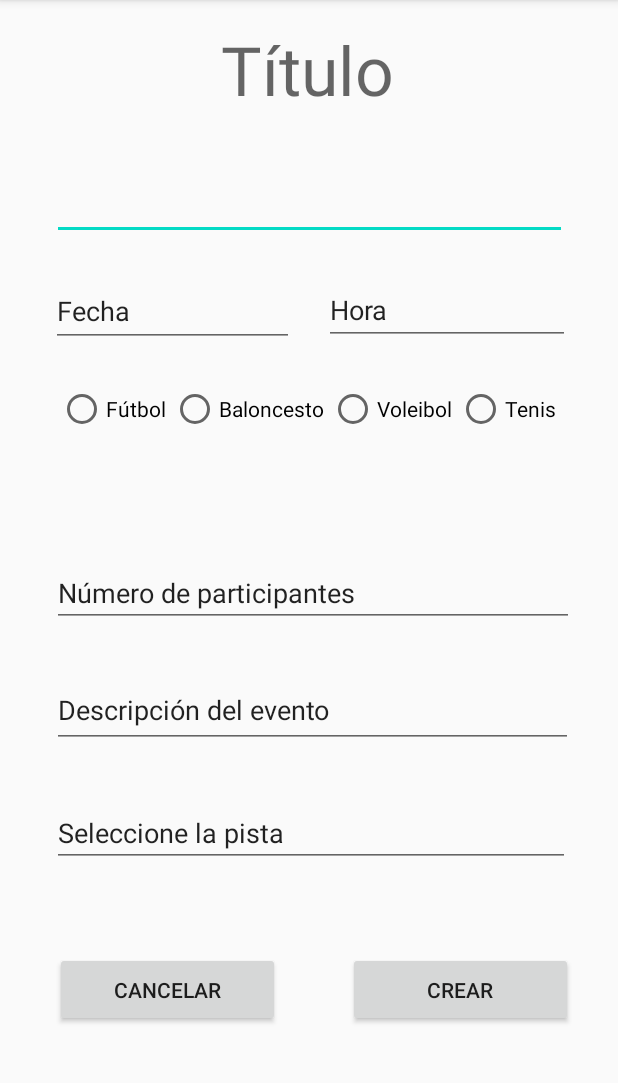
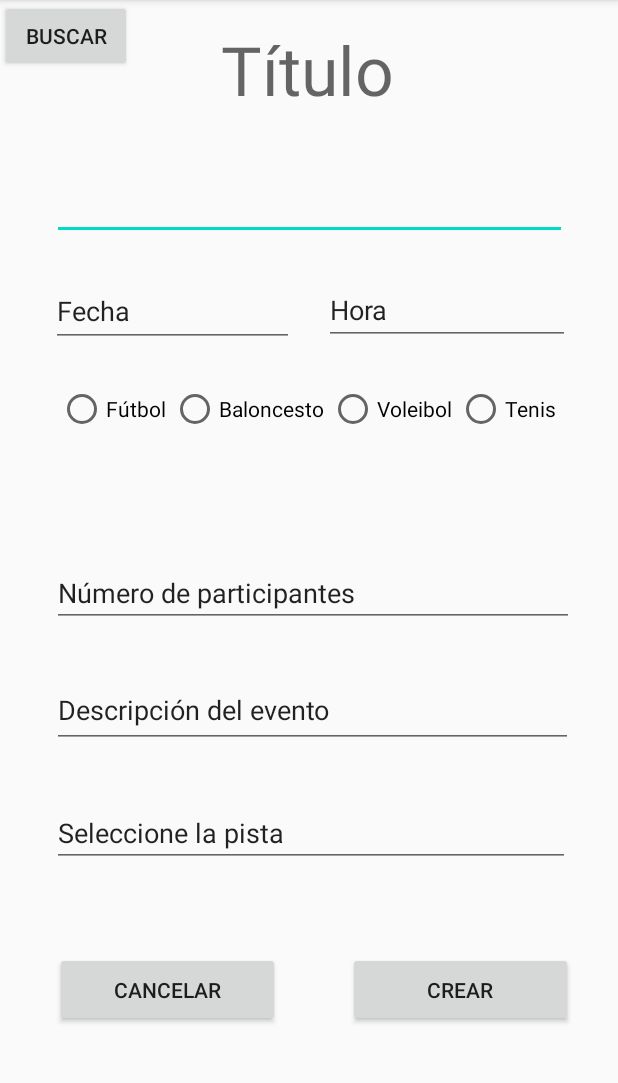
Before and after one commit to acm1997/TeamMatch, an Android app: the CrearEventoActivity screen opened directly, with no data from a screen before it, on a phone screen of 412 x 824 dp, the part 84-1167 px from its top. Run offline under Robolectric (Android 15) with nearby library versions, the phone set to English and light mode, and no system bars.

Commit message:
Eventos con errores

```diff
--- a/app/src/main/java/com/example/teammatch/activities/CrearEventoActivity.java
+++ b/app/src/main/java/com/example/teammatch/activities/CrearEventoActivity.java
@@ -24,6 +24,8 @@ public class CrearEventoActivity extends AppCompatActivity {
     private EditText mDescripcion;
     private RadioGroup mDeportes;
     private RadioButton mDefaultDeporte;
+    public static final int BUSCAR_EVENTO_REQUEST = 0;
+
 
     @Override
     protected void onCreate(Bundle savedInstanceState) {
@@ -42,6 +44,15 @@ public class CrearEventoActivity extends AppCompatActivity {
             public void onClick(View v) {
                 setResult(RESULT_CANCELED);
                 finish();
+            }
+        });
+
+        final Button botonBuscar = findViewById(R.id.idBotonBuscar);
+        botonBuscar.setOnClickListener(new View.OnClickListener() {
+            @Override
+            public void onClick(View view) {
+                Intent intent2 = new Intent(CrearEventoActivity.this, buscarActivity.class); //MainActivity.this es el MainActivity,IMPORTANTE porque en este caso si ponemos solo this se refiere a la clase creada OneClickListener
+                startActivityForResult(intent2, BUSCAR_EVENTO_REQUEST);
             }
         });
 
--- a/app/src/main/java/com/example/teammatch/activities/MainActivity.java
+++ b/app/src/main/java/com/example/teammatch/activities/MainActivity.java
@@ -20,6 +20,7 @@ import android.view.View;
 
 import android.view.Menu;
 import android.view.MenuItem;
+import android.widget.Button;
 import android.widget.LinearLayout;
 
 import java.io.BufferedReader;
@@ -61,6 +62,8 @@ public class MainActivity extends AppCompatActivity {
                 startActivityForResult(intent, ADD_EVENTO_REQUEST);
             }
         });
+
+
 
         mRecyclerView = findViewById(R.id.my_recycler_view);
 
--- a/app/src/main/java/com/example/teammatch/room_db/EventoDAO.java
+++ b/app/src/main/java/com/example/teammatch/room_db/EventoDAO.java
@@ -1,5 +1,6 @@
 package com.example.teammatch.room_db;
 
+import androidx.room.Dao;
 import androidx.room.Delete;
 import androidx.room.Insert;
 import androidx.room.Query;
@@ -9,6 +10,7 @@ import com.example.teammatch.objects.Evento;
 
 import java.util.List;
 
+@Dao
 public interface EventoDAO {
 
     @Query("SELECT * FROM evento")
@@ -18,7 +20,7 @@ public interface EventoDAO {
     public long insert(Evento evento);
 
     @Update
-    public long update(Evento evento);
+    public int update(Evento evento);
 
     @Delete
     public void delete(Evento evento);
--- a/app/src/main/res/layout/content_barra_navegacion.xml
+++ b/app/src/main/res/layout/content_barra_navegacion.xml
@@ -9,6 +9,7 @@
     <com.google.android.material.bottomnavigation.BottomNavigationView
         android:layout_width="409dp"
         android:layout_height="76dp"
+        app:labelVisibilityMode="labeled"
         app:layout_constraintBottom_toBottomOf="parent"
         app:layout_constraintEnd_toEndOf="parent"
         app:layout_constraintStart_toStartOf="parent"
--- a/app/src/main/res/layout/content_evento.xml
+++ b/app/src/main/res/layout/content_evento.xml
@@ -18,6 +18,8 @@
         android:layout_width="381dp"
         android:layout_height="196dp"
         android:scrollbars="vertical"
-        tools:itemCount="9" />
+        tools:itemCount="9">
+
+    </androidx.recyclerview.widget.RecyclerView>
 
 </RelativeLayout>
--- a/app/src/main/res/layout/nuevo_evento.xml
+++ b/app/src/main/res/layout/nuevo_evento.xml
@@ -162,4 +162,12 @@
         app:layout_constraintTop_toBottomOf="@+id/selPista"
         app:layout_constraintVertical_bias="0.405" />
 
+    <Button
+        android:id="@+id/idBotonBuscar"
+        android:layout_width="wrap_content"
+        android:layout_height="wrap_content"
+        android:text="Buscar"
+        tools:layout_editor_absoluteX="167dp"
+        tools:layout_editor_absoluteY="676dp" />
+
 </androidx.constraintlayout.widget.ConstraintLayout>
```
Also changed, not shown: app/src/main/java/com/example/teammatch/activities/buscarActivity.java (added, +20 -0 lines), app/src/main/java/com/example/teammatch/objects/Evento.java (+8 -0 lines), app/src/main/java/com/example/teammatch/room_db/EventoDataBase.java (added, +24 -0 lines), app/src/main/res/layout/activity_main.xml (+23 -3 lines).
